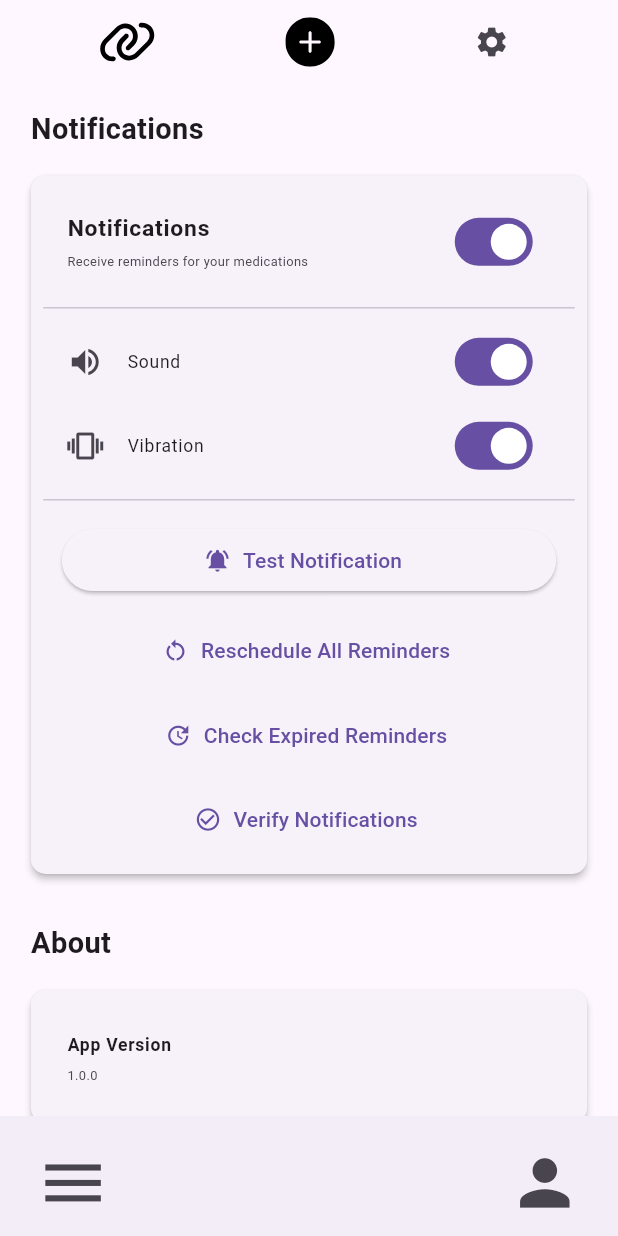
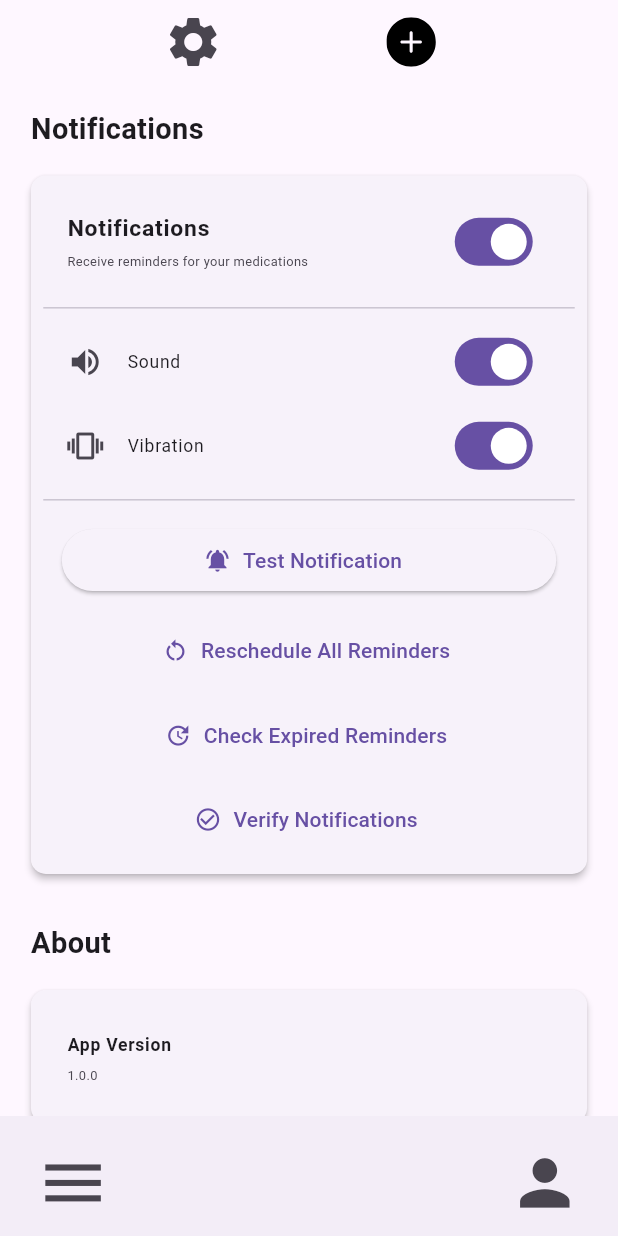
Before and after one commit to LWachtel1/Eyedrop-Adherence-App, a Flutter app: the BaseLayoutScreen screen opened directly, after a tap on the "settings" icon, on a phone screen of 412 x 824 dp. Run offline on Flutter 3.47's test engine with Material 3 defaults, Android fonts, the phone set to English and light mode, and no system bars; our stand-ins replace cloud_firestore, firebase_auth, firebase_core, flutter_local_notifications, flutter_svg, rxdart and 4 more; missing offline and left inert: firebase_ui_auth; accounts and stored records are empty.

Commit message:
Implement in-app web view with "education" screen and remove link form from app bar

```diff
--- a/flutter-project/lib/main.dart
+++ b/flutter-project/lib/main.dart
@@ -29,6 +29,7 @@ import 'package:eyedrop/features/notifications/controllers/notification_controll
 import 'package:eyedrop/features/settings/screens/settings_screen.dart';
 import 'package:eyedrop/features/notifications/services/notification_verification_service.dart';
 import 'package:eyedrop/features/progress/controllers/progress_controller.dart';
+import 'features/education/screens/education_screen.dart';
 
 // Add these imports at the top of your file
 import 'package:eyedrop/features/schedule/screens/daily_schedule_screen.dart';
@@ -168,6 +169,7 @@ class MyApp extends StatelessWidget {
         DailyScheduleScreen.id: (BuildContext context) => DailyScheduleScreen(),
         WeeklyScheduleScreen.id: (BuildContext context) => WeeklyScheduleScreen(),
         MonthlyScheduleScreen.id: (BuildContext context) => MonthlyScheduleScreen(),
+        EducationScreen.id: (BuildContext context) => EducationScreen(),
       },
       builder: (context, child) {
         return Stack(
--- a/flutter-project/lib/shared/widgets/custom_app_bar.dart
+++ b/flutter-project/lib/shared/widgets/custom_app_bar.dart
@@ -2,6 +2,7 @@ import 'package:eyedrop/features/settings/screens/settings_screen.dart';
 import 'package:eyedrop/shared/widgets/add_form_menu.dart';
 import 'package:eyedrop/shared/widgets/link_external_menu.dart';
 import 'package:flutter/material.dart';
+import 'package:sizer/sizer.dart';
 
 /// App bar implementation customised to provide top navigation bar for application.
 class CustomAppBar extends StatelessWidget implements PreferredSizeWidget {
@@ -21,13 +22,13 @@ class CustomAppBar extends StatelessWidget implements PreferredSizeWidget {
             mainAxisSize: MainAxisSize.max,
             mainAxisAlignment: MainAxisAlignment.spaceEvenly,
             textDirection: TextDirection.rtl,
-            children:  [
+            children:  [AddFormMenu(),
               IconButton(
-            icon: const Icon(Icons.settings),
+            icon: const Icon(Icons.settings, size: 40,),
             tooltip: 'Settings',
             onPressed: () => Navigator.of(context).pushNamed(SettingsScreen.id),
           ),
-              AddFormMenu(), LinkExternalMenu()]))
+              ]))
   ]);
     }
 
--- a/flutter-project/lib/shared/widgets/custom_slide_out_menu.dart
+++ b/flutter-project/lib/shared/widgets/custom_slide_out_menu.dart
@@ -1,3 +1,4 @@
+import 'package:eyedrop/features/education/screens/education_screen.dart';
 import 'package:eyedrop/features/progress/screens/progress_overview_screen.dart';
 import 'package:eyedrop/features/schedule/screens/schedule_screen.dart';
 import 'package:eyedrop/shared/widgets/base_layout_screen.dart';
@@ -22,7 +23,7 @@ class CustomSlideOutMenu extends StatelessWidget {
                   Expanded(child: DrawerItem(label: 'Schedule', iconPath: 'assets/icons/schedule_icon.svg', destinationScreen: ScheduleScreen())),
                   Expanded(child: DrawerItem(label: 'Medications', iconPath: 'assets/icons/medications_icon.svg', destinationScreen: MedicationsScreen())),
                   Expanded(child: DrawerItem(label: 'Reminders', iconPath: 'assets/icons/reminders_icon.svg', destinationScreen: RemindersScreen())),
-                  Expanded(child: DrawerItem(label: 'Education', iconPath: 'assets/icons/education_icon.svg', destinationScreen: BaseLayoutScreen(child: null))),
+                  Expanded(child: DrawerItem(label: 'Education', iconPath: 'assets/icons/education_icon.svg', destinationScreen: EducationScreen())),
                   Expanded(child: DrawerItem(label: 'Reviews', iconPath: 'assets/icons/reviews_icon.svg', destinationScreen: BaseLayoutScreen(child: null))),
                   Expanded(child: DrawerItem(label: 'Progress & Tracking', iconPath: 'assets/icons/progress+tracking_icon.svg', destinationScreen: ProgressOverviewScreen())),
                 ],
--- a/flutter-project/pubspec.yaml
+++ b/flutter-project/pubspec.yaml
@@ -47,6 +47,7 @@ dependencies:
   flutter_local_notifications: ^19.0.0
   intl: ^0.19.0
   timezone: ^0.10.0
+  webview_flutter: ^4.0.0
 
 dev_dependencies:
   flutter_test:
```
Also changed, not shown: flutter-project/lib/features/education/screens/education_screen.dart (added, +31 -0 lines), flutter-project/pubspec.lock.
